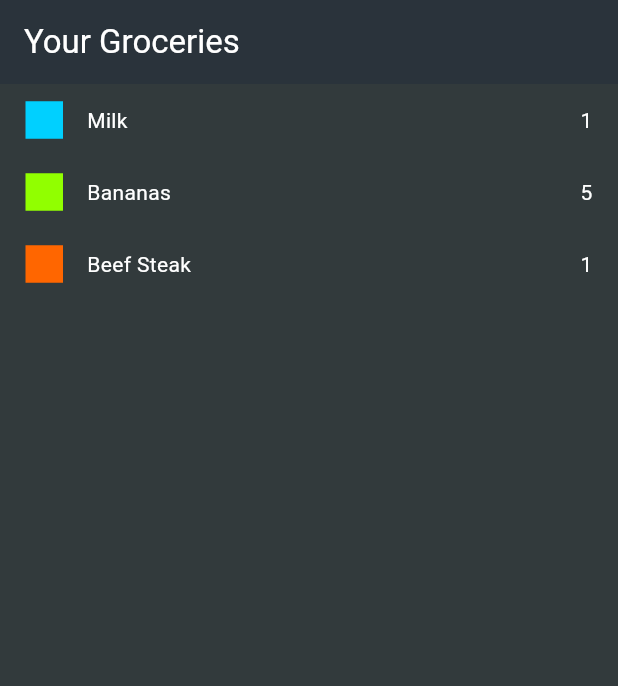
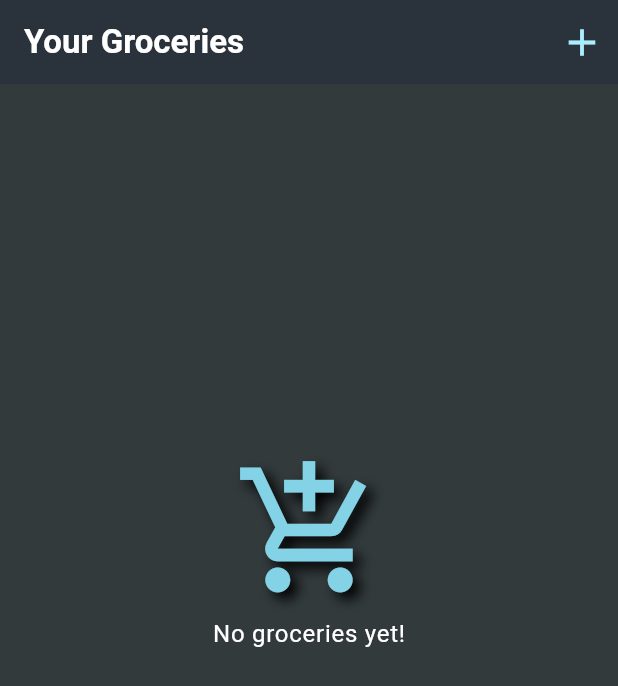
Before and after one commit to Nevelin-W/shopping_list_app, a Flutter app: the screen it shows after launch, on a phone screen of 412 x 824 dp. Shown: the top 686 px of the screen. Run offline on Flutter 3.47's test engine with Material 3 defaults, Android fonts, the phone set to English and light mode, and no system bars; our stand-ins replace google_fonts.

Commit message:
new item screen, no items on list screen

```diff
--- a/shopping_list_app/lib/screens/grocery_list.dart
+++ b/shopping_list_app/lib/screens/grocery_list.dart
@@ -1,11 +1,36 @@
 import 'package:flutter/material.dart';
 import 'package:shopping_list_app/data/dummy_items.dart';
 import 'package:shopping_list_app/widgets/grocery_item.dart';
+import 'package:shopping_list_app/screens/new_item.dart';
+import 'package:shopping_list_app/models/grocery_item.dart';
 
-class GroceryListScreen extends StatelessWidget {
+class GroceryListScreen extends StatefulWidget {
   const GroceryListScreen({
     super.key,
   });
+
+  @override
+  State<GroceryListScreen> createState() => _GroceryListScreenState();
+}
+
+class _GroceryListScreenState extends State<GroceryListScreen> {
+  final List<GroceryItem> _groceryItems = [];
+
+  void _addItem() async {
+    final newItem = await Navigator.of(context).push<GroceryItem>(
+      MaterialPageRoute(
+        builder: (ctx) => const NewItemScreen(),
+      ),
+    );
+
+    if (newItem == null) {
+      return;
+    }
+
+    setState(() {
+      _groceryItems.add(newItem);
+    });
+  }
 
   @override
   Widget build(BuildContext context) {
@@ -13,14 +38,58 @@ class GroceryListScreen extends StatelessWidget {
       appBar: AppBar(
         title: Text(
           'Your Groceries',
-          style: Theme.of(context).textTheme.titleLarge!.copyWith(),
+          style: Theme.of(context).textTheme.titleLarge!.copyWith(
+                fontWeight: FontWeight.bold,
+              ),
         ),
+        actions: [
+          IconButton(
+            icon: const Icon(Icons.add),
+            color: Theme.of(context).colorScheme.onPrimaryContainer,
+            iconSize: 30,
+            onPressed: _addItem,
+          ),
+        ],
       ),
-      body: ListView.builder(
-        itemCount: groceryItems.length,
+      body: _groceryItems.isEmpty
+          ? Center(
+              child: Column(
+              mainAxisAlignment: MainAxisAlignment.center,
+              crossAxisAlignment: CrossAxisAlignment.center,
+              children: [
+                IconButton(
+                  icon: const Icon(
+                    Icons.add_shopping_cart_outlined,
+                    size: 100,
+                    shadows: [
+                      Shadow(
+                        blurRadius: 10.0,
+                        color: Colors.black,
+                        offset: Offset(5.0, 5.0),
+                      ),
+                    ],
+                  ),
+                  color: Theme.of(context).colorScheme.primary,
+                  onPressed: _addItem,
+                ),
+                Text(
+                  'No groceries yet!',
+                  style: Theme.of(context).textTheme.bodyLarge!.copyWith(),
+                ),
+                const SizedBox(height: 150),
+              ],
+            ))
+          : ListView.builder(
+              itemCount: _groceryItems.length,
+              itemBuilder: (ctx, index) =>
+                  GroceryItemWidget(item: _groceryItems[index]),
+            ),
+
+      /*  body: ListView.builder(
+        itemCount: _groceryItems.length,
         itemBuilder: (ctx, index) =>
-            GroceryItemWidget(item: groceryItems[index]),
-      ),
+            GroceryItemWidget(item: _groceryItems[index]),
+      ), */
     );
   }
 }
```
Also changed, not shown: shopping_list_app/lib/screens/new_item.dart (added, +143 -0 lines).
